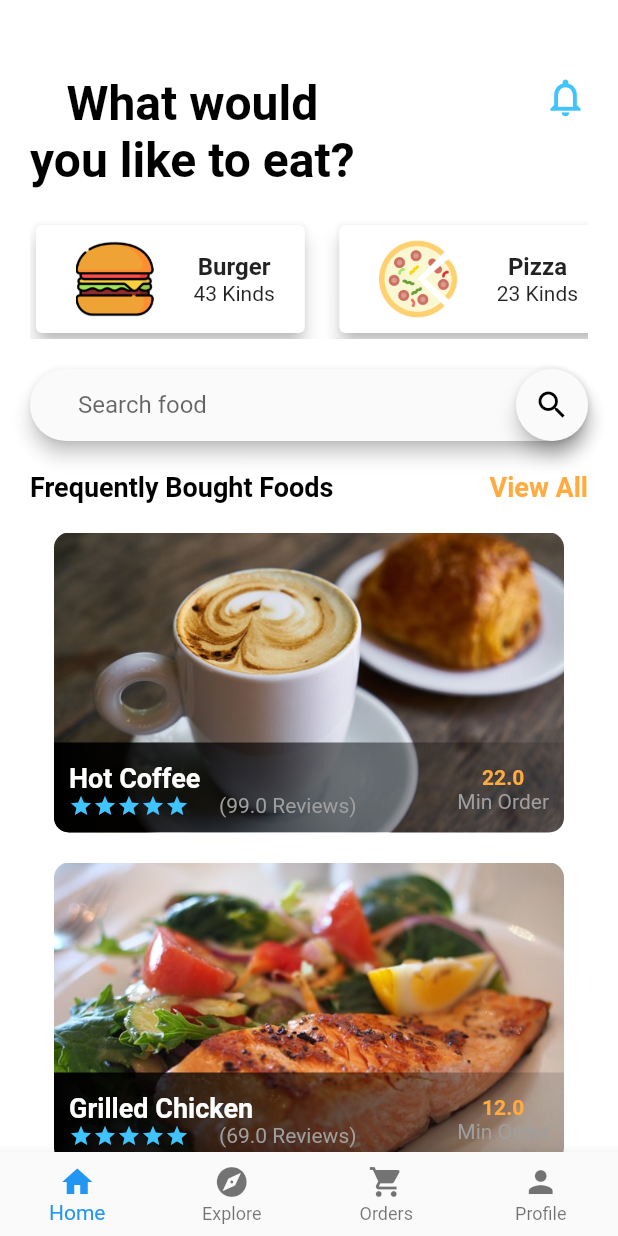
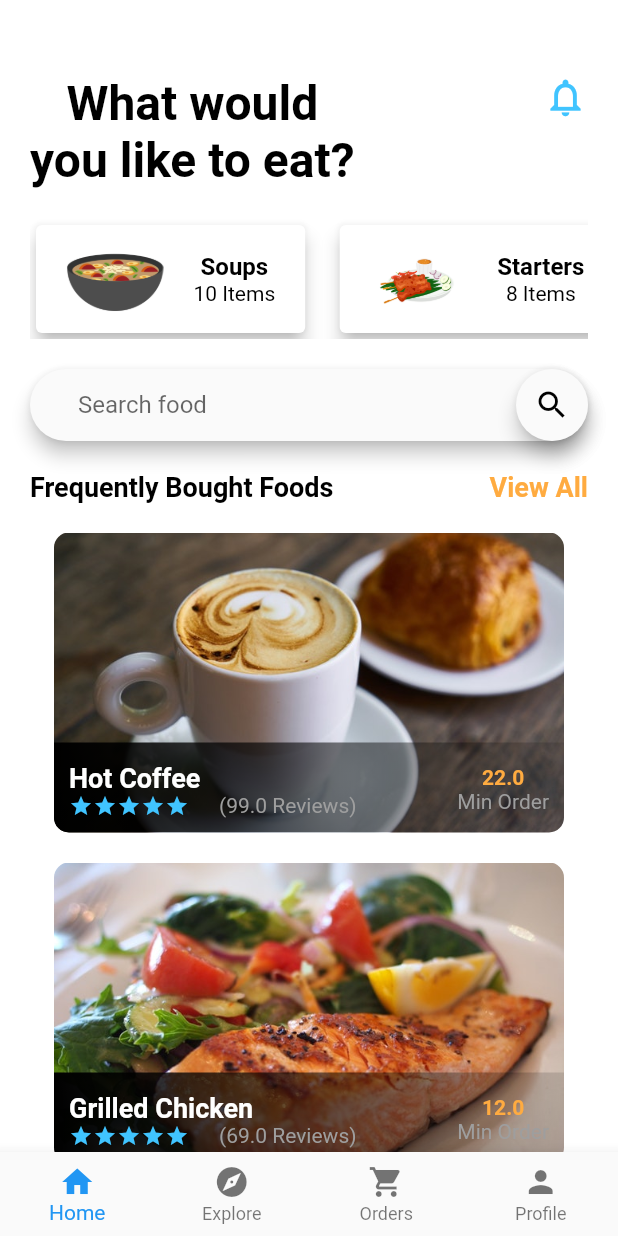
Before and after one commit to mirajvyas99/restaurant_app, a Flutter app: the screen it shows after launch, on a phone screen of 412 x 824 dp. Run offline on Flutter 3.47's test engine with Material 2 defaults, Android fonts, the phone set to English and light mode, and no system bars; our stand-ins replace firebase_core; accounts and stored records are empty.

Commit message:
sub commit

```diff
--- a/lib/src/app.dart
+++ b/lib/src/app.dart
@@ -6,9 +6,7 @@ class App extends StatelessWidget {
   Widget build(BuildContext context) {
     return MaterialApp(
       title: "Food Delivery App",
-      theme: ThemeData(
-        primaryColor: Colors.lightBlueAccent
-      ),
+      theme: ThemeData(primaryColor: Colors.lightBlueAccent),
       home: MainScreen(),
     );
   }
--- a/lib/src/data/category_data.dart
+++ b/lib/src/data/category_data.dart
@@ -2,28 +2,35 @@ import '../models/category_model.dart';
 
 final categories = [
   Category(
-    numberOfItems: 43,
-    imagePath: "assets/images/burger.png",
-    categoryName: "Burger"
-  ),
+      numberOfItems: 10,
+      imagePath: "assets/images/soup.png",
+      categoryName: "Soups"),
   Category(
-      numberOfItems: 23,
+      numberOfItems: 8,
+      imagePath: "assets/images/starter.png",
+      categoryName: "Starters"),
+  Category(
+      numberOfItems: 10,
+      imagePath: "assets/images/indianbread.png",
+      categoryName: "Indian Bread"),
+  Category(
+      numberOfItems: 10,
       imagePath: "assets/images/pizza.png",
-      categoryName: "Pizza"
-  ),
+      categoryName: "Pizza"),
   Category(
-      numberOfItems: 23,
+      numberOfItems: 5,
+      imagePath: "assets/images/burger.png",
+      categoryName: "Burger"),
+  Category(
+      numberOfItems: 10,
       imagePath: "assets/images/coffee-cup.png",
-      categoryName: "Coffee Cup"
-  ),
+      categoryName: "Coffee Cup"),
   Category(
-      numberOfItems: 23,
-      imagePath: "assets/images/beer.png",
-      categoryName: "Beer"
-  ),
+      numberOfItems: 5,
+      imagePath: "assets/images/softdrink.png",
+      categoryName: "Soft Drinks"),
   Category(
-      numberOfItems: 23,
-      imagePath: "assets/images/cheeseburger.png",
-      categoryName: "Cheese Burger"
-  ),
+      numberOfItems: 10,
+      imagePath: "assets/images/desert.png",
+      categoryName: "Deserts"),
 ];
--- a/lib/src/homescreen.dart
+++ b/lib/src/homescreen.dart
@@ -24,7 +24,7 @@ class _HomeScreenState extends State<HomeScreen> {
   @override
   Widget build(BuildContext context) {
     return Scaffold(
-      backgroundColor: Colors.black,
+      backgroundColor: Colors.white,
       body: ListView(
         padding: EdgeInsets.only(top: 50.0, left: 20.0, right: 20.0),
         children: <Widget>[
--- a/lib/src/widgets/food_card.dart
+++ b/lib/src/widgets/food_card.dart
@@ -12,6 +12,7 @@ class FoodCard extends StatelessWidget {
     return Container(
       margin: EdgeInsets.only(right: 15),
       child: Card(
+        color: Colors.white,
         elevation: 5.0,
         child: Padding(
           padding: const EdgeInsets.symmetric(horizontal: 20, vertical: 10),
@@ -30,10 +31,15 @@ class FoodCard extends StatelessWidget {
                 children: <Widget>[
                   Text(
                     categoryName,
-                    style:
-                        TextStyle(fontWeight: FontWeight.bold, fontSize: 16.0),
+                    style: TextStyle(
+                        fontWeight: FontWeight.bold,
+                        fontSize: 16.0,
+                        color: Colors.black),
                   ),
-                  Text("$numberOfItems Kinds"),
+                  Text(
+                    "$numberOfItems Items",
+                    style: TextStyle(color: Colors.black),
+                  ),
                 ],
               )
             ],
--- a/pubspec.yaml
+++ b/pubspec.yaml
@@ -41,6 +41,11 @@ flutter:
     - assets/images/supper_1.jpeg
     - assets/images/turkey.png
     - assets/images/noimage.png
+    - assets/images/desert.png
+    - assets/images/indianbread.png
+    - assets/images/softdrink.png
+    - assets/images/soup.png
+    - assets/images/starter.png
 
   # fonts:
   #   - family: Schyler
```
Also changed, not shown: assets/images/desert.png (added), assets/images/indianbread.png (added), assets/images/softdrink.png (added), assets/images/soup.png (added), assets/images/starter.png (added), pubspec.lock.
